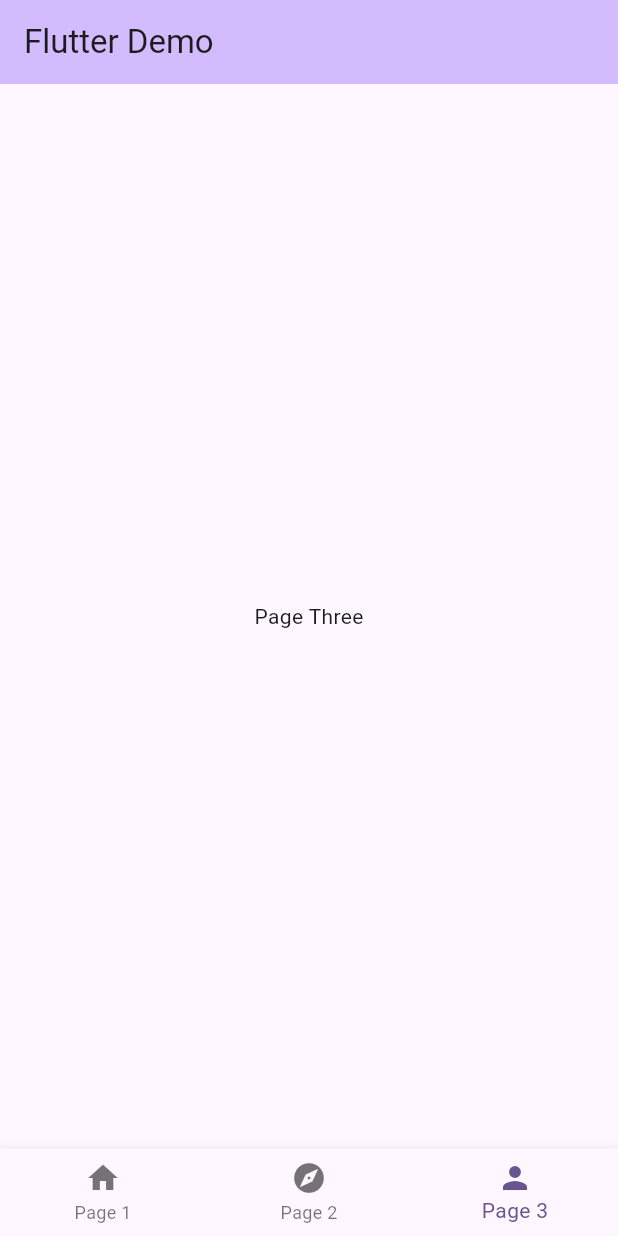
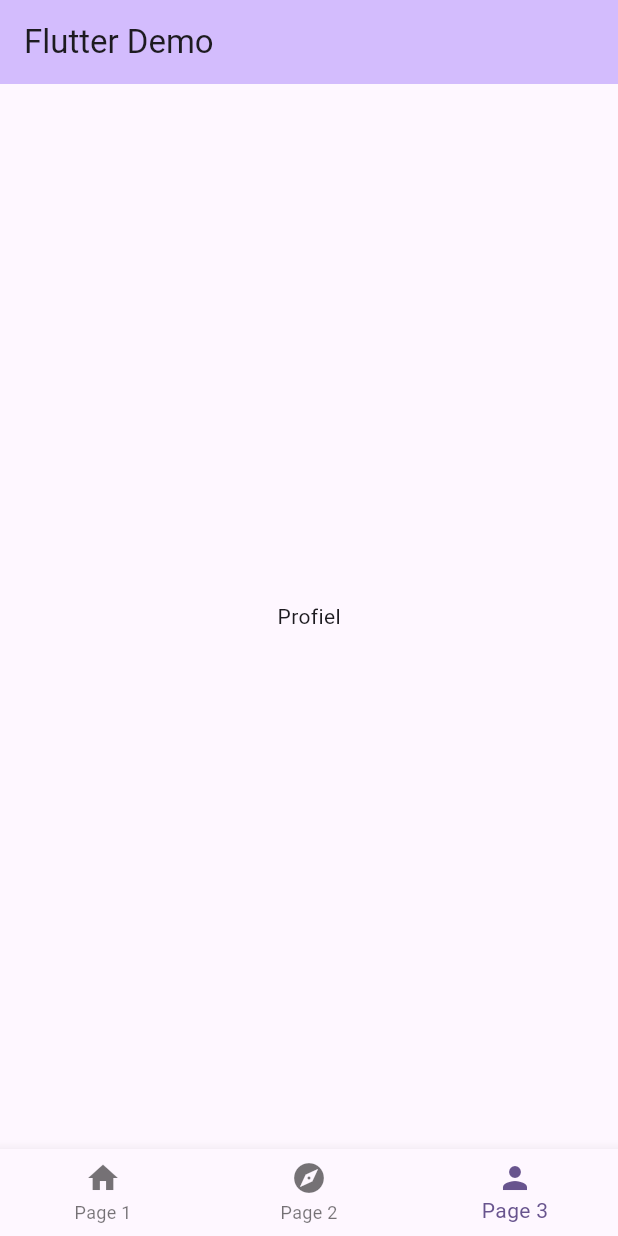
Before and after one commit to brentvanmalsen/rolradar, a Flutter app: the screen it shows after launch, item 3 of the bottom bar chosen, on a phone screen of 412 x 824 dp. Run offline on Flutter 3.47's test engine with Material 3 defaults, Android fonts, the phone set to English and light mode, and no system bars.

```diff
--- a/lib/main.dart
+++ b/lib/main.dart
@@ -81,7 +81,7 @@ class PageOne extends StatelessWidget {
   @override
   Widget build(BuildContext context) {
     return Center(
-      child: const Text('Page One'),
+      child: const Text('Home'),
     );
   }
 }
@@ -92,7 +92,7 @@ class PageTwo extends StatelessWidget {
   @override
   Widget build(BuildContext context) {
     return Center(
-      child: const Text('Page Two'),
+      child: const Text('Ontdek'),
     );
   }
 }
@@ -103,7 +103,7 @@ class PageThree extends StatelessWidget {
   @override
   Widget build(BuildContext context) {
     return Center(
-      child: const Text('Page Three'),
+      child: const Text('Profiel'),
     );
   }
 }
--- a/pubspec.yaml
+++ b/pubspec.yaml
@@ -2,7 +2,7 @@ name: flutter_application_rol_radar
 description: "A new Flutter project."
 # The following line prevents the package from being accidentally published to
 # pub.dev using `flutter pub publish`. This is preferred for private packages.
-publish_to: 'none' # Remove this line if you wish to publish to pub.dev
+publish_to: "none" # Remove this line if you wish to publish to pub.dev
 
 # The following defines the version and build number for your application.
 # A version number is three numbers separated by dots, like 1.2.43
@@ -19,7 +19,7 @@ publish_to: 'none' # Remove this line if you wish to publish to pub.dev
 version: 1.0.0+1
 
 environment:
-  sdk: '>=3.3.0 <4.0.0'
+  sdk: ">=3.3.0 <4.0.0"
 
 # Dependencies specify other packages that your package needs in order to work.
 # To automatically upgrade your package dependencies to the latest versions
@@ -30,7 +30,6 @@ environment:
 dependencies:
   flutter:
     sdk: flutter
-
 
   # The following adds the Cupertino Icons font to your application.
   # Use with the CupertinoIcons class for iOS style icons.
@@ -52,7 +51,6 @@ dev_dependencies:
 
 # The following section is specific to Flutter packages.
 flutter:
-
   # The following line ensures that the Material Icons font is
   # included with your application, so that you can use the icons in
   # the material Icons class.
```
